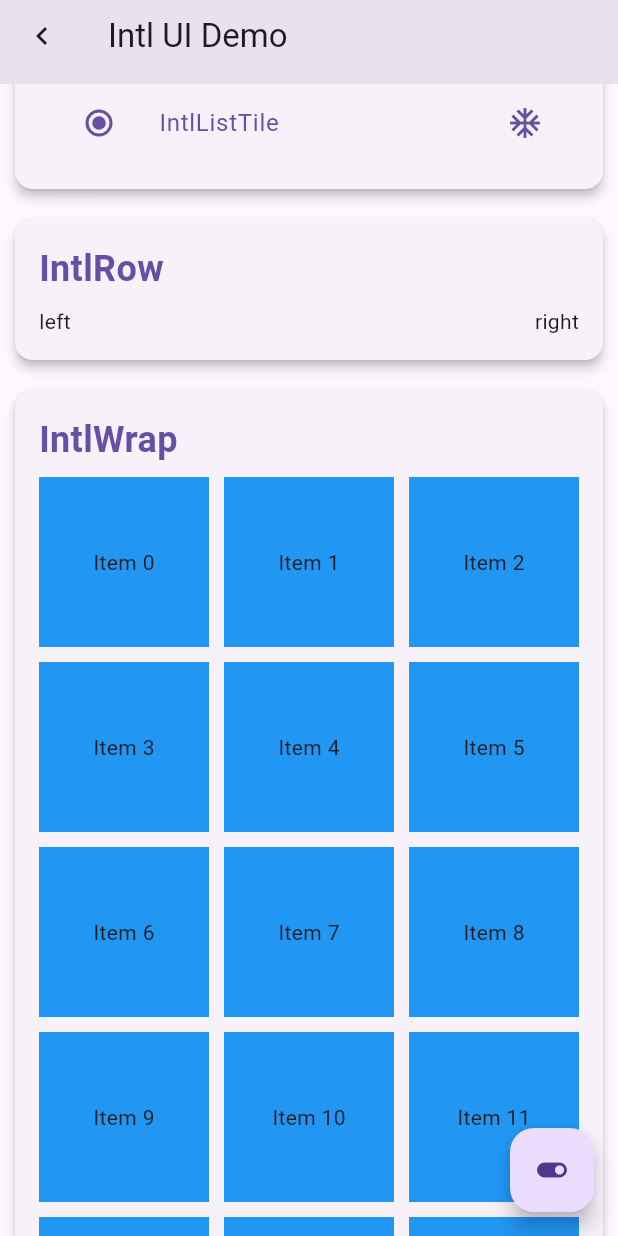
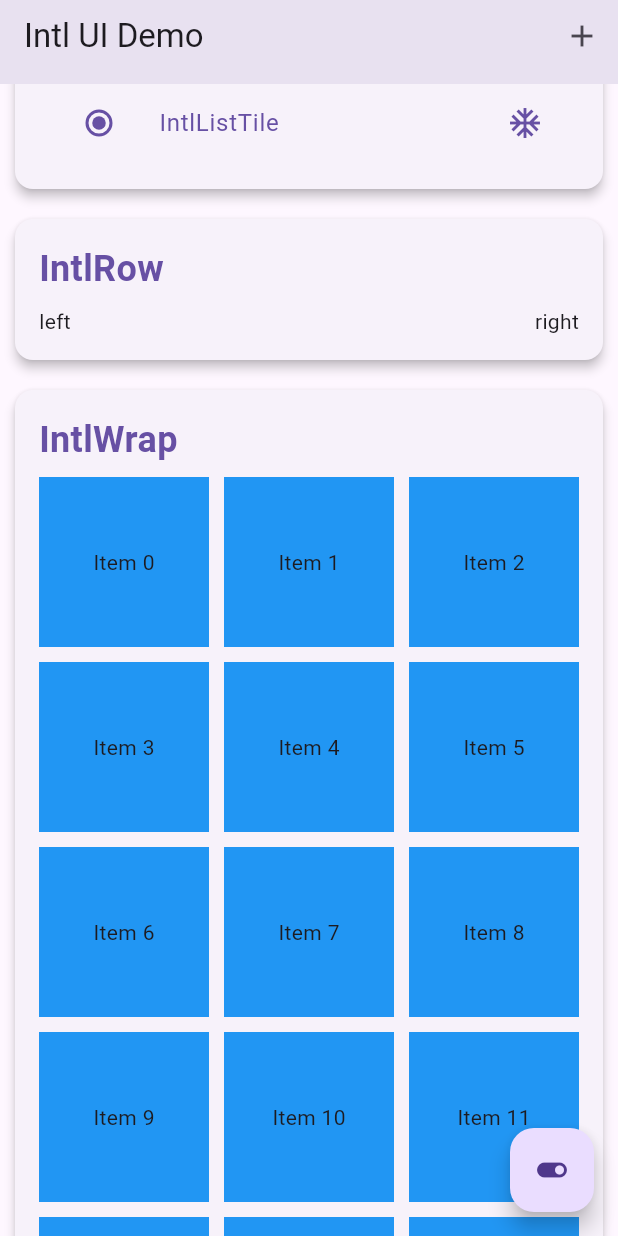
Before and after one commit to Matkurban/intl_ui, a Flutter app: the screen it shows after launch, scrolled down 1152 dp, on a phone screen of 412 x 824 dp. Run offline on Flutter 3.47's test engine with Material 3 defaults, Android fonts, the phone set to English and light mode, and no system bars; network calls fail.

Commit message:
发布 0.0.7 版本

```diff
--- a/example/lib/main.dart
+++ b/example/lib/main.dart
@@ -1,6 +1,7 @@
 import 'dart:convert';
 
 import 'package:example/custom/title_child_card.dart';
+import 'package:example/pages/add_test.dart';
 import 'package:flutter/material.dart';
 import 'package:intl_ui/intl_ui.dart';
 
@@ -69,8 +70,23 @@ class _MyHomePageState extends State<MyHomePage> {
     return Scaffold(
       appBar: IntlAppBar(
         isLtr: isLtr,
-        leading: IntlBackButton(isLtr: isLtr),
+        // leading: Row(children: [IntlBackButton(isLtr: isLtr)]),
         title: Text('Intl UI Demo'),
+        actions: [
+          IconButton(
+            onPressed: () {
+              Navigator.push(
+                context,
+                MaterialPageRoute(
+                  builder: (BuildContext context) {
+                    return AddTest(isLtr: isLtr);
+                  },
+                ),
+              );
+            },
+            icon: Icon(Icons.add),
+          ),
+        ],
       ),
       body: SingleChildScrollView(
         padding: const EdgeInsets.all(10),
--- a/lib/src/widgets/intl_app_bar.dart
+++ b/lib/src/widgets/intl_app_bar.dart
@@ -19,7 +19,7 @@ class IntlAppBar extends StatelessWidget implements PreferredSizeWidget {
 
   /// The widgets displayed on the right side of the AppBar, typically action buttons.
   /// 应用栏右侧显示的控件，通常是操作按钮。
-  final List<Widget>? actions;
+  final List<Widget> actions;
 
   /// A flexible area below the AppBar, often used for parallax effects or similar layouts.
   /// 应用栏下方的灵活区域，通常用于实现视差效果或类似布局。
@@ -127,6 +127,9 @@ class IntlAppBar extends StatelessWidget implements PreferredSizeWidget {
 
   final double actionWidgetWidth = 48.0;
 
+  final IconData ltrLeadingIcon = Icons.arrow_back;
+  final IconData rtlLeadingIcon = Icons.arrow_forward;
+
   const IntlAppBar({
     super.key,
     this.leading,
@@ -163,7 +166,10 @@ class IntlAppBar extends StatelessWidget implements PreferredSizeWidget {
 
   @override
   Widget build(BuildContext context) {
-    final List<Widget> actionsList = actions ?? [];
+    final List<Widget> actionsList = actions;
+    final ModalRoute<dynamic>? parentRoute = ModalRoute.of(context);
+    final bool useCloseButton =
+        parentRoute is PageRoute<dynamic> && parentRoute.fullscreenDialog;
 
     // 计算 actions 的总宽度
     double getActionsWidth() {
@@ -174,19 +180,49 @@ class IntlAppBar extends StatelessWidget implements PreferredSizeWidget {
     }
 
     Widget? leadingWidget;
-    List<Widget>? actionsWidget;
+    List<Widget> actionsWidget;
     double? computedLeadingWidth;
 
     if (isLtr) {
       leadingWidget = leading;
-      actionsWidget = actionsList.isNotEmpty ? actionsList : null;
+      if (leadingWidget == null && automaticallyImplyLeading) {
+        if (parentRoute?.impliesAppBarDismissal ?? false) {
+          leadingWidget =
+              useCloseButton ? const CloseButton() : const BackButton();
+        }
+      }
+      actionsWidget = actionsList.isNotEmpty ? actionsList : [];
       computedLeadingWidth = leadingWidth;
     } else {
-      leadingWidget =
-          actionsList.isNotEmpty
-              ? Row(mainAxisSize: MainAxisSize.min, children: actionsList)
-              : null;
-      actionsWidget = leading != null ? <Widget>[leading!] : null;
+      if (actionsList.isNotEmpty) {
+        leadingWidget = Row(
+          mainAxisSize: MainAxisSize.min,
+          children: actionsList,
+        );
+      } else {
+        leadingWidget = Row();
+        computedLeadingWidth = 0;
+      }
+      actionsWidget = leading != null ? <Widget>[leading!] : [];
+
+      if (leading != null) {
+        actionsWidget = <Widget>[leading!];
+      } else {
+        if (actionsWidget.isEmpty && automaticallyImplyLeading) {
+          if (parentRoute?.impliesAppBarDismissal ?? false) {
+            actionsWidget = [
+              IconButton(
+                onPressed: () => Navigator.maybePop(context),
+                icon: Icon(
+                  isLtr ? ltrLeadingIcon : rtlLeadingIcon,
+                  color: Theme.of(context).appBarTheme.iconTheme?.color,
+                ),
+              ),
+            ];
+          }
+        }
+      }
+
       // 当方向为 RTL 时，使用计算后的 actions 宽度
       computedLeadingWidth =
           actionsList.isNotEmpty ? getActionsWidth() : leadingWidth;
--- a/pubspec.yaml
+++ b/pubspec.yaml
@@ -1,6 +1,6 @@
 name: intl_ui
 description: "A Flutter UI package that provides internationalized widgets and components for building multilingual applications."
-version: 0.0.6
+version: 0.0.7
 homepage: https://github.com/Matkurban/intl_ui
 
 environment:
```
Also changed, not shown: example/lib/pages/add_test.dart (added, +21 -0 lines), example/pubspec.lock, 1 other file.
